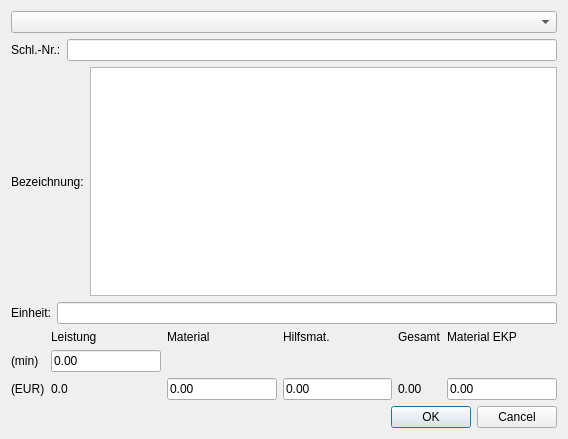
Above: form/service_page.ui from romanweissflog/FAKT before the change. Below: the same form after it.
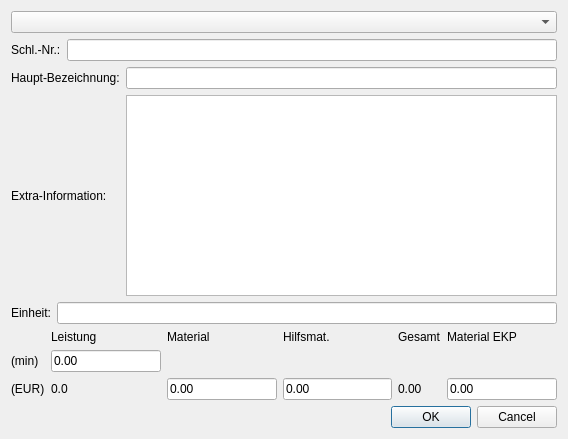
That is the form after the change. Custom widgets are drawn as their Qt base class.

What changed in the file:
```diff
--- a/form/service_page.ui
+++ b/form/service_page.ui
@@ -32,15 +32,25 @@
     </layout>
    </item>
    <item>
-    <layout class="QHBoxLayout" name="horizontalLayout_2">
-     <item>
+    <layout class="QGridLayout" name="gridLayout_2">
+     <item row="0" column="1">
+      <widget class="QLineEdit" name="editMainDescription"/>
+     </item>
+     <item row="0" column="0">
+      <widget class="QLabel" name="label_9">
+       <property name="text">
+        <string>Haupt-Bezeichnung:</string>
+       </property>
+      </widget>
+     </item>
+     <item row="1" column="0">
       <widget class="QLabel" name="label_2">
        <property name="text">
-        <string>Bezeichnung:</string>
+        <string>Extra-Information:</string>
        </property>
       </widget>
      </item>
-     <item>
+     <item row="1" column="1">
       <widget class="PageTextEdit" name="editDescr">
        <property name="tabChangesFocus">
         <bool>true</bool>
@@ -171,17 +181,17 @@
   </layout>
  </widget>
  <customwidgets>
+  <customwidget>
+   <class>PageTextEdit</class>
+   <extends>QTextEdit</extends>
+   <header>functionality/utils.h</header>
+  </customwidget>
   <customwidget>
    <class>ServicePage</class>
    <extends>QWidget</extends>
    <header>pages/service_page.h</header>
    <container>1</container>
   </customwidget>
-  <customwidget>
-   <class>PageTextEdit</class>
-   <extends>QTextEdit</extends>
-   <header>functionality/utils.h</header>
-  </customwidget>
  </customwidgets>
  <tabstops>
   <tabstop>copyBox</tabstop>
```
Left out of the diff: 1 changed line with no effect on the pictures.
